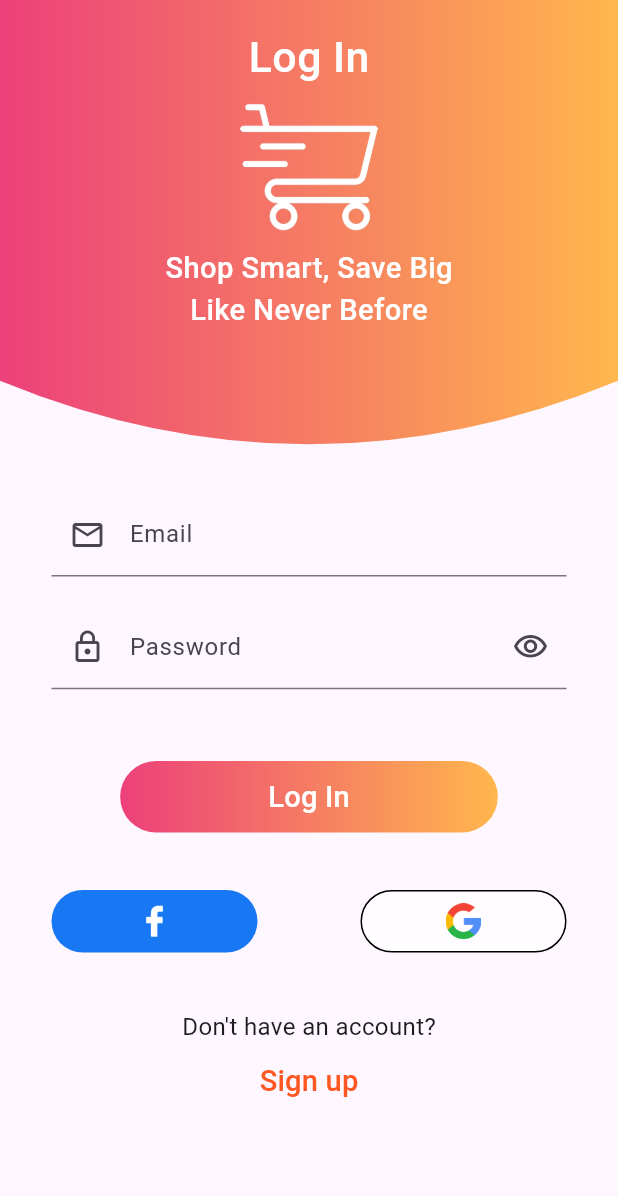
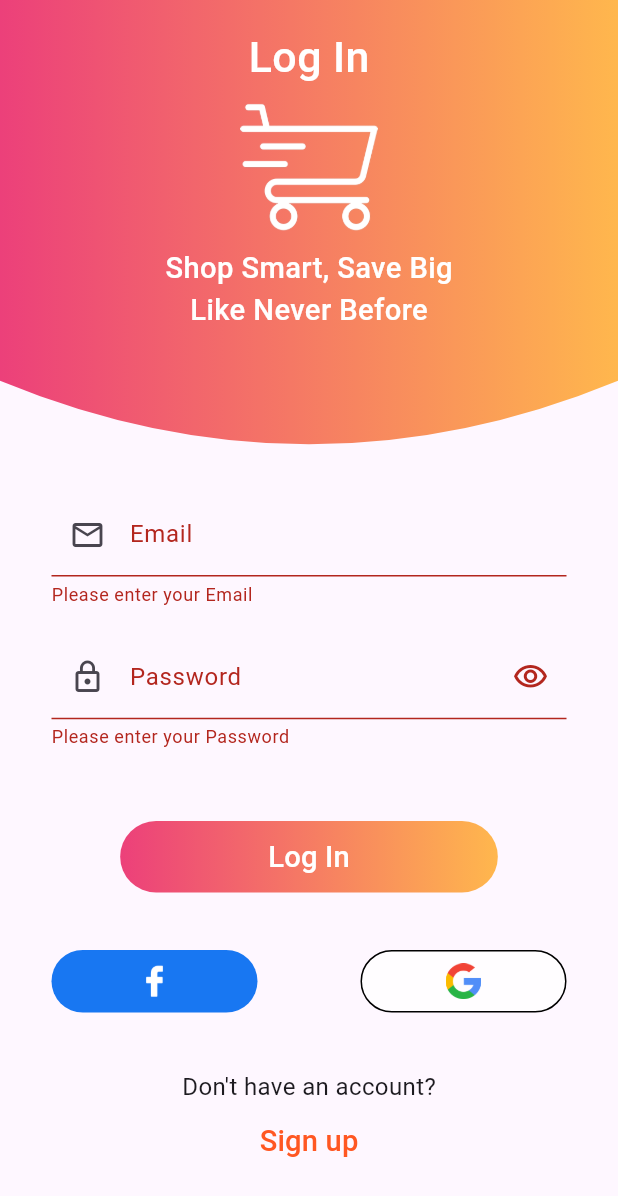
Before and after one commit to GABER77/shopping_app, a Flutter app: the screen it shows after launch, after a tap on the "arrow forward ios" icon, after a tap on "SKIP", after a tap on "Log In", on a phone screen of 412 x 824 dp. Shown: the top 1196 px of the screen. Run offline on Flutter 3.47's test engine with Material 3 defaults, Android fonts, the light colour scheme and no system bars; our stand-ins replace bloc, dio, flutter_bloc, flutter_screenutil, smooth_page_indicator.

Commit message:
Login Functionality

```diff
--- /dev/null
+++ b/lib/business_logic/cubit/cubit.dart
@@ -0,0 +1,42 @@
+import 'package:flutter/material.dart';
+import 'package:flutter_bloc/flutter_bloc.dart';
+import 'package:shopping_app/business_logic/cubit/states.dart';
+import 'package:shopping_app/data/dio_helper.dart';
+import 'package:shopping_app/data/end_points.dart';
+
+class LoginCubit extends Cubit<LoginStates>{
+
+  LoginCubit() : super(LoginInitialState());
+  static LoginCubit get(context) => BlocProvider.of(context);
+
+  IconData suffixIcon = Icons.visibility_outlined;
+  bool isPasswordHidden = true;
+
+  void changePasswordVisibility(){
+    isPasswordHidden = !isPasswordHidden;
+    suffixIcon = isPasswordHidden ? Icons.visibility_outlined : Icons.visibility_off_outlined;
+    emit(LoginChangePasswordVisibilityState());
+  }
+
+  void userLogin({
+    required String email,
+    required String password,
+  })
+  {
+    emit(LoginLoadingState());
+    DioHelper.postData(
+      url: LOGIN,
+      data: {
+        'email' : email,
+        'password' : password,
+      },
+    ).then((value) {
+      print(value?.data);
+      emit(LoginSuccessState());
+    }).catchError((error){
+      print(error.toString());
+      emit(LoginErrorState(error.toString()));
+    });
+  }
+
+}
--- /dev/null
+++ b/lib/business_logic/cubit/states.dart
@@ -0,0 +1,14 @@
+abstract class LoginStates {}
+
+class LoginInitialState extends LoginStates {}
+
+class LoginLoadingState extends LoginStates {}
+
+class LoginSuccessState extends LoginStates {}
+
+class LoginErrorState extends LoginStates {
+  final String error;
+  LoginErrorState(this.error);
+}
+
+class LoginChangePasswordVisibilityState extends LoginStates {}
--- /dev/null
+++ b/lib/data/dio_helper.dart
@@ -0,0 +1,57 @@
+import 'package:dio/dio.dart';
+
+import 'interceptor.dart';
+
+class DioHelper{
+  static Dio? dio;
+
+  static init() {
+    dio = Dio(
+      BaseOptions(
+        baseUrl: 'https://student.valuxapps.com/api/',
+        receiveDataWhenStatusError: true,
+        headers: {
+          'Content-Type' : 'application/json',
+        }
+      ),
+    );
+
+    dio?.interceptors.add(AppInterceptor());
+  }
+
+  static Future<Response?> getData({
+    required String url,
+    required Map<String, dynamic> query,
+    String lang = 'en',
+    String? authorization,
+  }) async {
+    dio?.options.headers = {
+      'lang' : lang,
+      'token' : authorization,
+    };
+    return await dio?.get(
+      url,
+      queryParameters: query
+    );
+  }
+
+  static Future<Response?> postData({
+    required String url,
+    Map<String, dynamic>? query,
+    required Map<String, dynamic> data,
+    String lang = 'en',
+    String? authorization,
+
+}) async{
+    dio?.options.headers = {
+      'lang' : lang,
+      'token' : authorization,
+    };
+    return dio?.post(
+      url,
+      queryParameters: query,
+      data: data,
+    );
+  }
+
+}
--- /dev/null
+++ b/lib/data/end_points.dart
@@ -0,0 +1 @@
+const LOGIN = 'login';
--- a/lib/main.dart
+++ b/lib/main.dart
@@ -1,8 +1,13 @@
+import 'package:bloc/bloc.dart';
 import 'package:flutter/material.dart';
 import 'package:flutter_screenutil/flutter_screenutil.dart';
 import 'package:shopping_app/presentation/boarding_screen/boarding_screen.dart';
+import 'business_logic/bloc/bloc_observer.dart';
+import 'data/dio_helper.dart';
 
 void main(){
+  DioHelper.init();
+  Bloc.observer = MyBlocObserver();
   runApp(MyApp());
 }
 
--- a/lib/presentation/authentication_screens/login_screen.dart
+++ b/lib/presentation/authentication_screens/login_screen.dart
@@ -1,7 +1,11 @@
 import 'package:flutter/material.dart';
+import 'package:flutter_bloc/flutter_bloc.dart';
 import 'package:flutter_screenutil/flutter_screenutil.dart';
+import 'package:shopping_app/business_logic/cubit/cubit.dart';
+import 'package:shopping_app/business_logic/cubit/states.dart';
 import 'package:shopping_app/presentation/authentication_screens/rounded_clip_path.dart';
 import 'package:shopping_app/presentation/authentication_screens/text_field_widget.dart';
+import 'package:shopping_app/shared/widgets/progress_indicator.dart';
 import 'package:shopping_app/shared/widgets/default_button.dart';
 import '../../shared/constants/colors.dart';
 import '../../shared/constants/spaces.dart';
@@ -16,6 +20,11 @@ class LoginScreen extends StatelessWidget {
     var emailController = TextEditingController();
     var passwordController = TextEditingController();
 
+    return BlocProvider(
+      create: (BuildContext context) => LoginCubit(),
+      child: BlocConsumer<LoginCubit, LoginStates>(
+        listener: (context, state) {},
+        builder: (context, state) {
           return Scaffold(
             body: SingleChildScrollView(
               child: Column(
@@ -27,7 +36,7 @@ class LoginScreen extends StatelessWidget {
                         child: Container(
                           width: double.infinity,
                           height: 250.h,
-                    decoration: BoxDecoration(
+                          decoration: const BoxDecoration(
                             gradient: LinearGradient(
                               colors: [
                                 Color(0xFFEC407A),
@@ -114,18 +123,33 @@ class LoginScreen extends StatelessWidget {
                             labelText: 'Password',
                             controller: passwordController,
                             prefixIcon: Icons.lock_outline,
-                      suffixIcon: Icons.visibility_outlined,
+                            suffixIcon: LoginCubit.get(context).suffixIcon,
                             keyboardType: TextInputType.visiblePassword,
-                      obscureText: true,
+                            obscureText: LoginCubit.get(context).isPasswordHidden,
                             validator: (value){
                               if(value!.isEmpty){
                                 return 'Please enter your Password';
                               }
                               return null;
                             },
+                            onSuffixIconPressed: () {
+                              LoginCubit.get(context).changePasswordVisibility();
+                            },
                           ),
                           Spaces.vSpacingXL,
-                    DefaultButton(
+                          ConditionalProgressIndicator(
+                            condition: state is! LoginLoadingState,
+                            widgetIfTrue: DefaultButton(
+                              onPressed: () {
+                                if(formKey.currentState!.validate()){
+                                  LoginCubit.get(context).userLogin(
+                                    email: emailController.text,
+                                    password: passwordController.text,
+                                  );
+                                }
+                              },
+                              width: 220.w,
+                              height: 40.h,
                               child: Text(
                                 'Log In',
                                 style: TextStyle(
@@ -133,32 +157,32 @@ class LoginScreen extends StatelessWidget {
                                   fontSize: 17.sp,
                                 ),
                               ),
-                      onPressed: () {},
-                      width: 220.w,
-                      height: 40.h,
+                            ),
                           ),
                           Spaces.vSpacingL,
                           Row(
                             mainAxisAlignment: MainAxisAlignment.center,
                             children: [
                               DefaultButton(
+                                onPressed: () {},
+                                width: 120.w,
+                                height: 35.h,
+                                color: const Color(0xff1877F2),
                                 child: Image.asset(
                                   'assets/images/Facebook.png',
                                   color: Colors.white,
                                 ),
-                          onPressed: () {},
-                          width: 120.w,
-                          height: 35.h,
-                          color: Color(0xff1877F2),
                               ),
-                        Spacer(),
+                              const Spacer(),
                               DefaultButton(
-                          child: Image.asset('assets/images/Google.png'),
                                 onPressed: () {},
                                 width: 120.w,
                                 height: 35.h,
                                 color: Colors.white70,
                                 boarderColor: true,
+                                child: Image.asset(
+                                    'assets/images/Google.png'
+                                ),
                               ),
                             ],
                           ),
@@ -187,5 +211,8 @@ class LoginScreen extends StatelessWidget {
               ),
             ),
           );
+        },
+      )
+    );
   }
 }
--- a/lib/presentation/authentication_screens/text_field_widget.dart
+++ b/lib/presentation/authentication_screens/text_field_widget.dart
@@ -30,7 +30,7 @@ class CustomTextFormField extends StatelessWidget {
       obscureText: obscureText,
       decoration: InputDecoration(
         labelText: labelText,
-        border: UnderlineInputBorder(),
+        border: const UnderlineInputBorder(),
         prefixIcon: prefixIcon != null ? Icon(prefixIcon) : null,
         suffixIcon: suffixIcon != null ? IconButton(
           icon: Icon(suffixIcon),
--- a/lib/presentation/boarding_screen/boarding_screen.dart
+++ b/lib/presentation/boarding_screen/boarding_screen.dart
@@ -74,7 +74,7 @@ class _BoardingScreenState extends State<BoardingScreen> {
         children: [
           Expanded(
             child: PageView.builder(
-              physics: BouncingScrollPhysics(),
+              physics: const BouncingScrollPhysics(),
               controller: boardingController,
               onPageChanged: (index) {
                 if (index == boardingList.length - 1)
@@ -113,10 +113,6 @@ class _BoardingScreenState extends State<BoardingScreen> {
                 ),
                 const Spacer(),
                 DefaultButton(
-                    child: Icon(
-                      Icons.arrow_forward_ios,
-                      color: Colors.white,
-                    ),
                     onPressed: () {
                       if(isLastPage == true) {
                         navigateToAndClose(context, LoginScreen());
@@ -130,6 +126,10 @@ class _BoardingScreenState extends State<BoardingScreen> {
                     },
                     width: 57,
                     height: 57,
+                    child: const Icon(
+                      Icons.arrow_forward_ios,
+                      color: Colors.white,
+                    ),
                 ),
               ],
             ),
--- a/lib/shared/core/navigation.dart
+++ b/lib/shared/core/navigation.dart
@@ -1,4 +1,3 @@
-import 'package:flutter/cupertino.dart';
 import 'package:flutter/material.dart';
 
 void navigateTo(context,page) => Navigator.push(
--- a/lib/shared/widgets/default_button.dart
+++ b/lib/shared/widgets/default_button.dart
@@ -3,23 +3,23 @@ import 'package:flutter_screenutil/flutter_screenutil.dart';
 import 'package:shopping_app/shared/constants/colors.dart';
 
 class DefaultButton extends StatelessWidget {
-  final Widget child;
   final VoidCallback onPressed;
   final Color? color;
   final LinearGradient gradientColor;
   final double width;
   final double height;
   final bool? boarderColor;
+  final Widget child;
 
   const DefaultButton({
     super.key,
-    required this.child,
     required this.onPressed,
     this.color,
     this.gradientColor = AppColors.primaryColor,
     required this.width,
     required this.height,
     this.boarderColor,
+    required this.child,
   });
 
   @override
--- /dev/null
+++ b/lib/shared/widgets/progress_indicator.dart
@@ -0,0 +1,19 @@
+import 'package:flutter/material.dart';
+
+class ConditionalProgressIndicator extends StatelessWidget {
+  final bool condition;
+  final Widget widgetIfTrue;
+
+  const ConditionalProgressIndicator({
+    super.key,
+    required this.condition,
+    required this.widgetIfTrue,
+  });
+
+  @override
+  Widget build(BuildContext context) {
+    return condition
+        ? widgetIfTrue
+        : const Center(child: CircularProgressIndicator());
+  }
+}
```
Also changed, not shown: lib/business_logic/bloc/bloc_observer.dart (added, +27 -0 lines), lib/data/interceptor.dart (added, +26 -0 lines). Lines whose indentation alone changed are shown as unchanged.
